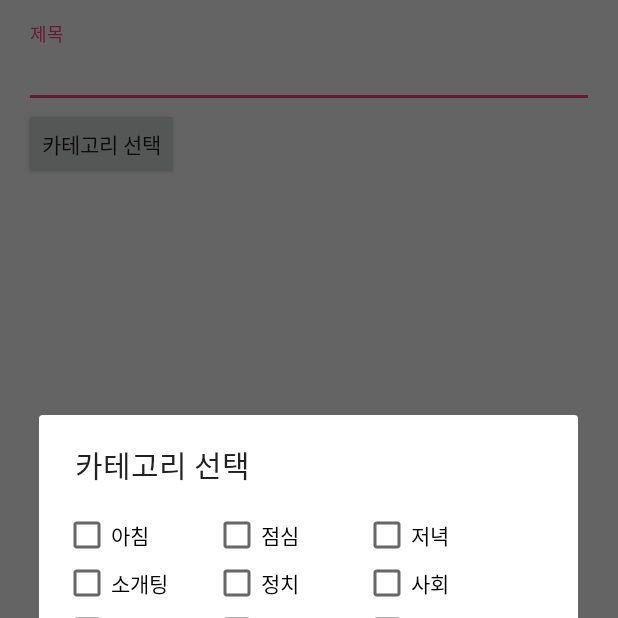
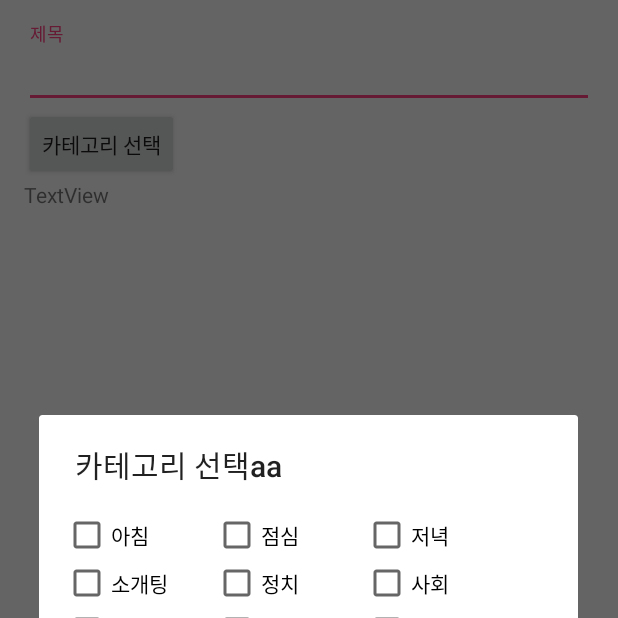
Before and after one commit to n4u1/Test130, an Android app: the UserContentsUploadActivity screen opened directly, with no data from a screen before it, after a tap on "카테고리 선택", on a phone screen of 412 x 824 dp, the top half of it. Run offline under Robolectric (Android 15) with nearby library versions, the phone set to English and light mode, and no system bars.

Commit message:
20180720_1800

```diff
--- a/app/src/main/java/com/example/n4u1/test130/dialog/AddCategoryDialog.java
+++ b/app/src/main/java/com/example/n4u1/test130/dialog/AddCategoryDialog.java
@@ -4,6 +4,7 @@ import android.annotation.SuppressLint;
 import android.app.Dialog;
 import android.content.Context;
 import android.content.DialogInterface;
+import android.content.Intent;
 import android.os.Bundle;
 import android.support.annotation.NonNull;
 import android.support.annotation.Nullable;
@@ -13,31 +14,50 @@ import android.view.LayoutInflater;
 import android.view.View;
 import android.view.WindowManager;
 import android.widget.Button;
+import android.widget.CheckBox;
 import android.widget.EditText;
 import android.widget.TextView;
+import android.widget.Toast;
 
 import com.example.n4u1.test130.R;
 
 
 public class AddCategoryDialog extends DialogFragment {
-
-
-
-
     @NonNull
     @Override
     public Dialog onCreateDialog(Bundle savedInstanceState) {
+
         AlertDialog.Builder mBuilder = new AlertDialog.Builder(getActivity());
         LayoutInflater mLayoutInflater = getActivity().getLayoutInflater();
         View view = mLayoutInflater.inflate(R.layout.activity_add_category_dialog, null);
         mBuilder.setView(mLayoutInflater.inflate(R.layout.activity_add_category_dialog, null));
-        mBuilder.setTitle("카테고리 선택");
 
+        final CheckBox checkBox0 = view.getRootView().findViewById(R.id.checkBox_0);
+        final CheckBox checkBox1 = view.getRootView().findViewById(R.id.checkBox_1);
+        final CheckBox checkBox2 = view.getRootView().findViewById(R.id.checkBox_2);
+        final CheckBox checkBox3 = view.getRootView().findViewById(R.id.checkBox_3);
+        final CheckBox checkBox4 = view.getRootView().findViewById(R.id.checkBox_4);
+        final CheckBox checkBox5 = view.getRootView().findViewById(R.id.checkBox_5);
+        final CheckBox checkBox6 = view.getRootView().findViewById(R.id.checkBox_6);
+        final CheckBox checkBox7 = view.getRootView().findViewById(R.id.checkBox_7);
+        final CheckBox checkBox8 = view.getRootView().findViewById(R.id.checkBox_8);
+        final CheckBox checkBox9 = view.getRootView().findViewById(R.id.checkBox_9);
+        final CheckBox checkBox10 = view.getRootView().findViewById(R.id.checkBox_10);
+        final CheckBox checkBox11 = view.getRootView().findViewById(R.id.checkBox_11);
+
+
+
+        mBuilder.setTitle("카테고리 선택aa");
         mBuilder.setView(view)
                 .setPositiveButton("확인",
                         new DialogInterface.OnClickListener() {
                             @Override
                             public void onClick(DialogInterface dialog, int id) {
+                                for (int i = 0; i < 13; i++) {
+
+
+                                }
+
 
                             }
                         }).setNegativeButton("취소", null);
--- a/app/src/main/java/com/example/n4u1/test130/views/UserContentsUploadActivity.java
+++ b/app/src/main/java/com/example/n4u1/test130/views/UserContentsUploadActivity.java
@@ -1,10 +1,12 @@
 package com.example.n4u1.test130.views;
 
 import android.content.DialogInterface;
+import android.content.Intent;
 import android.support.v7.app.AppCompatActivity;
 import android.os.Bundle;
 import android.view.View;
 import android.widget.Button;
+import android.widget.CheckBox;
 
 import com.example.n4u1.test130.R;
 import com.example.n4u1.test130.dialog.AddCategoryDialog;
@@ -20,6 +22,7 @@ public class UserContentsUploadActivity extends AppCompatActivity {
         super.onCreate(savedInstanceState);
         setContentView(R.layout.activity_user_contents_upload);
 
+        CheckBox checkBox0 = findViewById(R.id.checkBox_0);
 
 
         findViewById(R.id.button_addCategory).setOnClickListener(new View.OnClickListener() {
@@ -31,5 +34,12 @@ public class UserContentsUploadActivity extends AppCompatActivity {
 
             }
         });
+
+
+    }
+
+    @Override
+    protected void onActivityResult(int requestCode, int resultCode, Intent data) {
+        super.onActivityResult(requestCode, resultCode, data);
     }
 }
--- a/app/src/main/res/layout/activity_user_contents_upload.xml
+++ b/app/src/main/res/layout/activity_user_contents_upload.xml
@@ -11,10 +11,10 @@
         android:layout_width="match_parent"
         android:layout_height="wrap_content">
 
-
         <android.support.design.widget.TextInputLayout
             android:layout_width="match_parent"
             android:layout_height="match_parent">
+
             <android.support.design.widget.TextInputEditText
                 android:layout_width="match_parent"
                 android:layout_height="wrap_content"
@@ -27,16 +27,16 @@
 
             <Button
                 android:id="@+id/button_addCategory"
-                android:text="카테고리 선택"
                 android:layout_width="wrap_content"
-                android:layout_height="wrap_content" />
+                android:layout_height="wrap_content"
+                android:text="카테고리 선택" />
 
             <TextView
-                android:id="@+id/textView_addCategory"
-                android:layout_centerVertical="true"
-                android:layout_alignRight="@+id/button_addCategory"
-                android:layout_width="wrap_content"
-                android:layout_height="wrap_content" />
+                android:layout_below="@+id/button_addCategory"
+                android:id="@+id/textView2"
+                android:layout_width="match_parent"
+                android:layout_height="100dp"
+                android:text="TextView" />
 
         </RelativeLayout>
 
```
